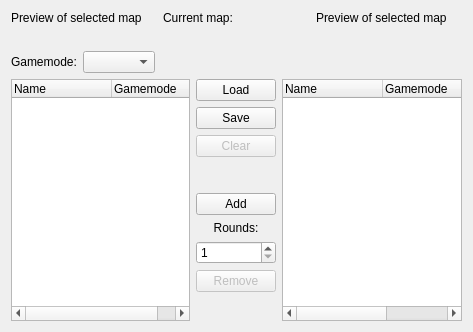
Before: the Qt Designer form client/bf4/MapListWidget.ui in OpenRcon/OpenRcon, drawn with Qt 5.
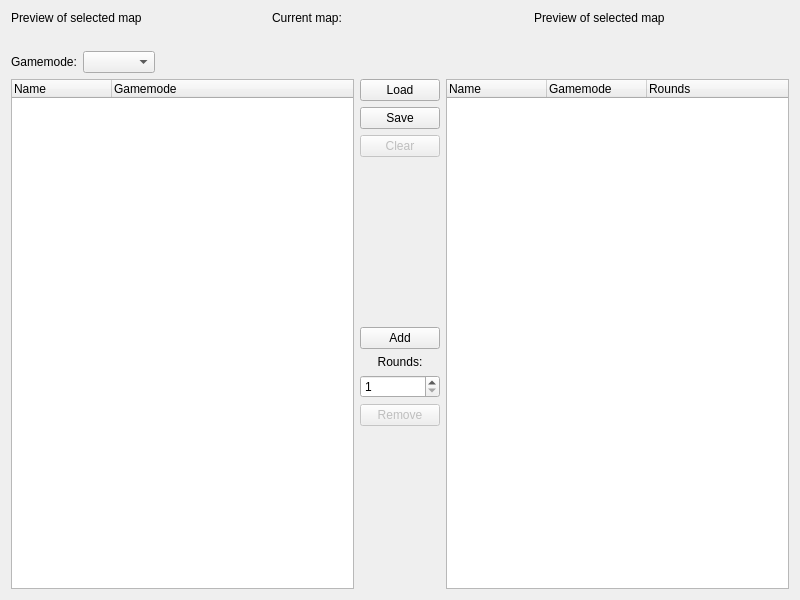
After: the same form once the commit is applied. Icons and pictures are not drawn. Custom widgets are drawn as their Qt base class.

```diff
--- a/client/bf4/MapListWidget.ui
+++ b/client/bf4/MapListWidget.ui
@@ -6,8 +6,8 @@
    <rect>
     <x>0</x>
     <y>0</y>
-    <width>473</width>
-    <height>332</height>
+    <width>800</width>
+    <height>600</height>
    </rect>
   </property>
   <layout class="QGridLayout" name="gridLayout">
```
